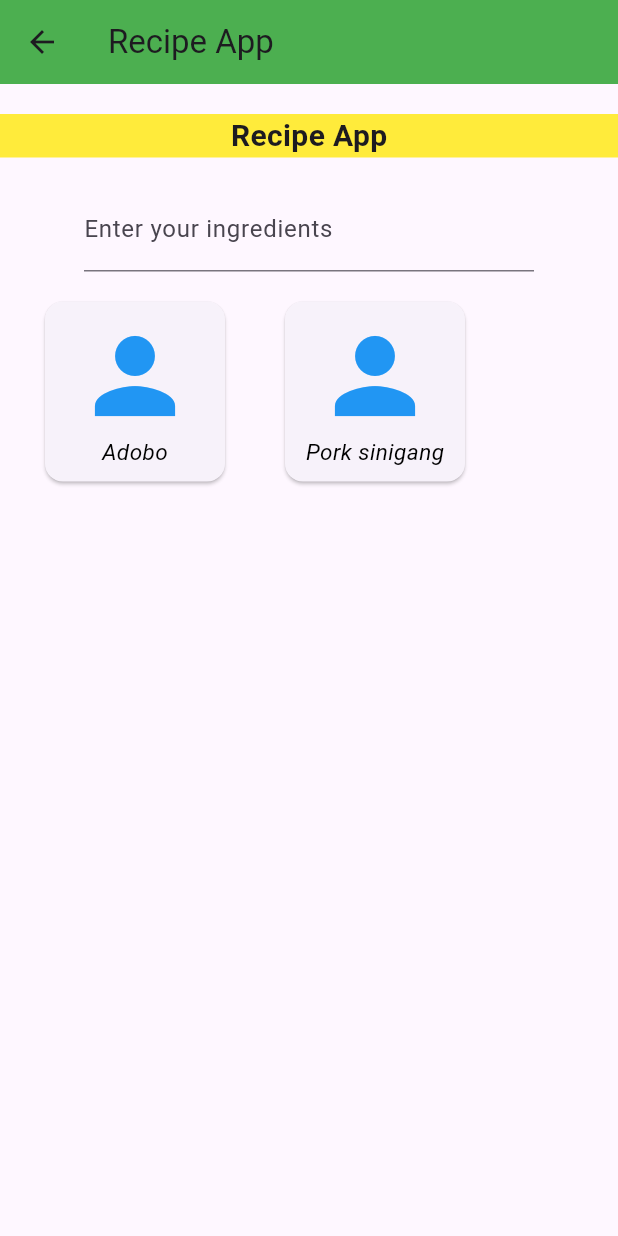
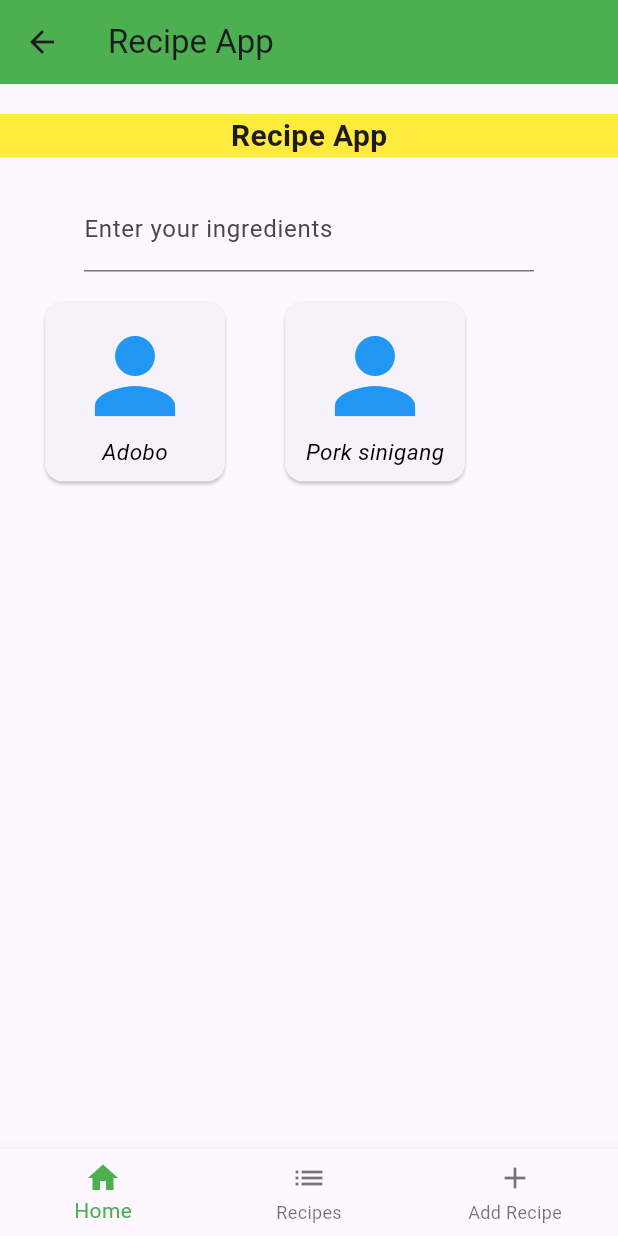
Before and after one commit to Yaksha69/RecipeMobileApp, a Flutter app: the Dashboard screen opened directly, on a phone screen of 412 x 824 dp. Run offline on Flutter 3.47's test engine with Material 3 defaults, Android fonts, the phone set to English and light mode, and no system bars; network calls fail; statements that could not run were skipped.

Commit message:
WorldTime 50%

```diff
--- a/lib/pages/dashboard.dart
+++ b/lib/pages/dashboard.dart
@@ -1,9 +1,27 @@
 import 'package:flutter/material.dart';
 
+class Dashboard extends StatefulWidget {
+  const Dashboard({super.key});
 
+  @override
+  State<Dashboard> createState() => _DashboardState();
+}
 
-class Dashboard extends StatelessWidget {
-  const Dashboard({super.key});
+class _DashboardState extends State<Dashboard> {
+  int _selectedIndex = 0;
+
+  void _onItemTapped(int index) {
+    setState(() {
+      _selectedIndex = index;
+    });
+
+    // Navigate to different routes based on selected index
+    if (index == 1) {
+      Navigator.pushNamed(context, '/list');
+    } else if (index == 2) {
+      Navigator.pushNamed(context, '/add');
+    }
+  }
 
   @override
   Widget build(BuildContext context) {
@@ -104,6 +122,25 @@ class Dashboard extends StatelessWidget {
           ),
         ],
       ),
+      bottomNavigationBar: BottomNavigationBar(
+        items: const <BottomNavigationBarItem>[
+          BottomNavigationBarItem(
+            icon: Icon(Icons.home),
+            label: 'Home',
+          ),
+          BottomNavigationBarItem(
+            icon: Icon(Icons.list),
+            label: 'Recipes',
+          ),
+          BottomNavigationBarItem(
+            icon: Icon(Icons.add),
+            label: 'Add Recipe',
+          ),
+        ],
+        currentIndex: _selectedIndex,
+        selectedItemColor: Colors.green,
+        onTap: _onItemTapped,
+      ),
     );
   }
 }
--- /dev/null
+++ b/lib/world_time/home.dart
@@ -0,0 +1,29 @@
+import 'package:flutter/material.dart';
+
+class Home extends StatefulWidget {
+  const Home({super.key});
+
+  @override
+  State<Home> createState() => _HomeState();
+}
+
+class _HomeState extends State<Home> {
+  @override
+  Widget build(BuildContext context) {
+    return Scaffold(
+      body: SafeArea(
+        child: Column(
+          children: [
+            ElevatedButton.icon(onPressed:
+            () {
+              Navigator.pushNamed(context, '/location');
+            },
+            icon: Icon(Icons.edit_location),
+            label: Text('Edit Location')
+            )
+          ],
+        )
+      )
+    );
+  }
+}
--- a/pubspec.yaml
+++ b/pubspec.yaml
@@ -34,6 +34,7 @@ dependencies:
   # The following adds the Cupertino Icons font to your application.
   # Use with the CupertinoIcons class for iOS style icons.
   cupertino_icons: ^1.0.8
+  http: ^1.4.0
 
 dev_dependencies:
   flutter_test:
```
Also changed, not shown: lib/main.dart (+6 -7 lines), lib/world_time/choose_location.dart (added, +35 -0 lines), lib/world_time/loading.dart (added, +40 -0 lines), lib/world_time/world_time_Service.dart (added, +30 -0 lines), pubspec.lock, 1 other file.
